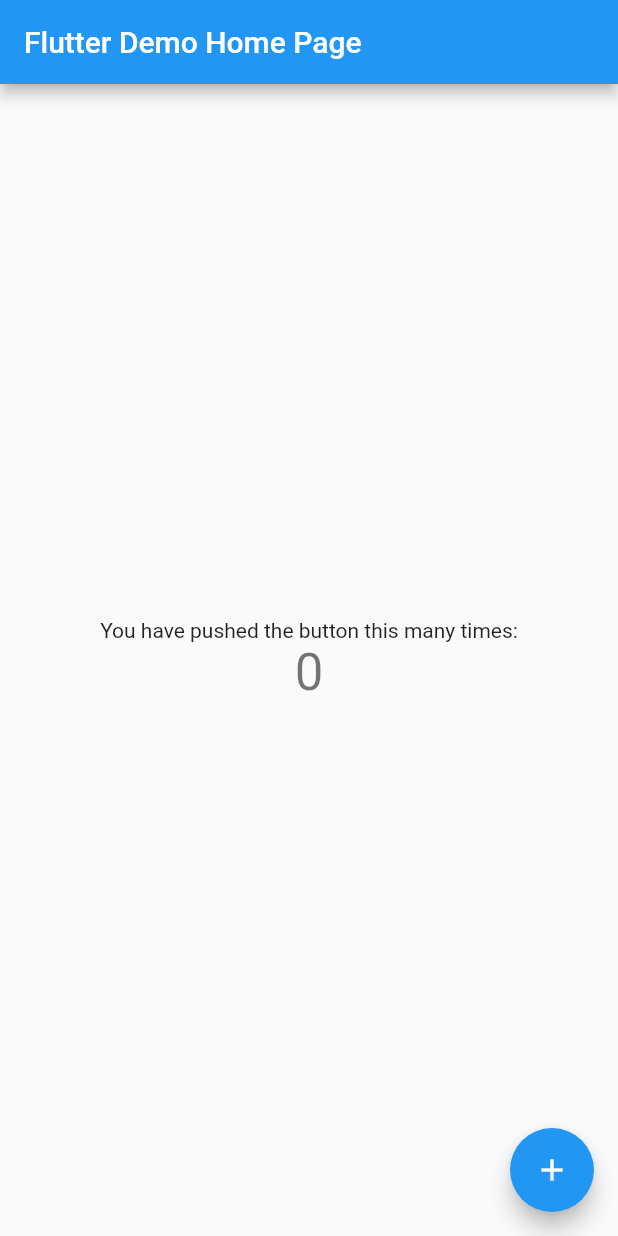
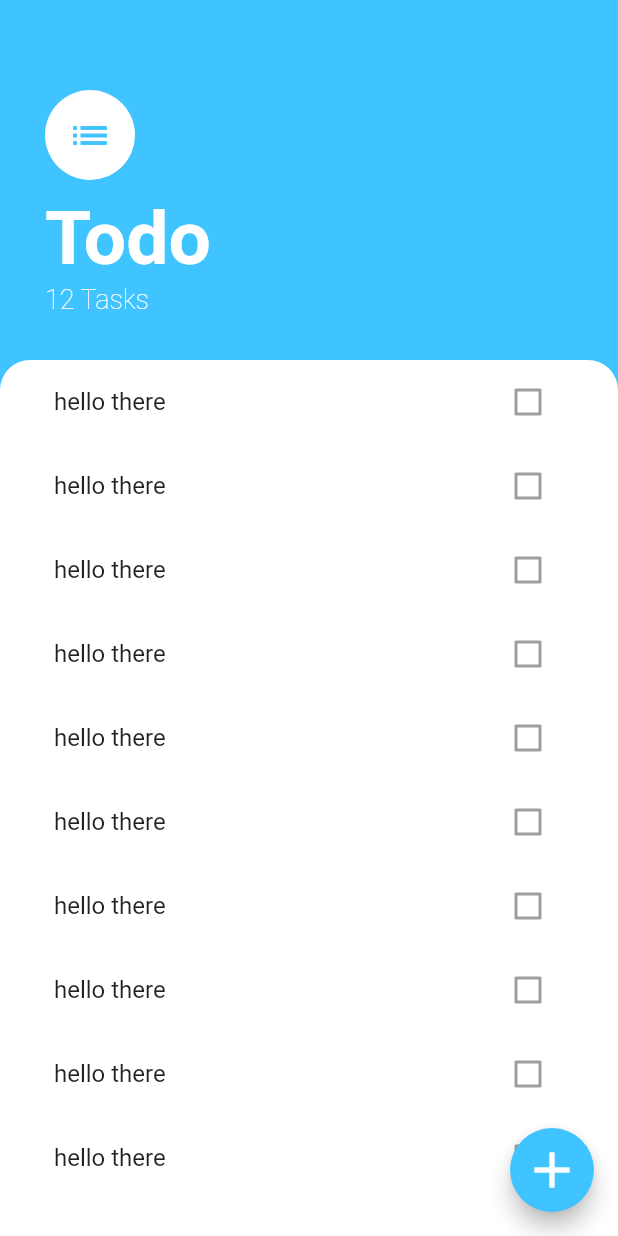
Before and after one commit to sa2608/Flutter-Apps, a Flutter app: the screen it shows after launch, on a phone screen of 412 x 824 dp. Run offline on Flutter 3.47's test engine with Material 2 defaults, Android fonts, the phone set to English and light mode, and no system bars; our stand-ins replace animated_text_kit, audioplayers, cloud_firestore, firebase_auth, flutter_spinkit, font_awesome_flutter and 4 more; missing offline and left inert: dart:ffi; accounts and stored records are empty.

Commit message:
main screen, icons added, floatingbutton added, 2 containers added

```diff
--- a/TO_LIST/lib/main.dart
+++ b/TO_LIST/lib/main.dart
@@ -1,95 +1,15 @@
 import 'package:flutter/material.dart';
+import 'screens/task_screen.dart';
 
 void main() {
   runApp(MyApp());
 }
-
 class MyApp extends StatelessWidget {
-  // This widget is the root of your application.
   @override
   Widget build(BuildContext context) {
     return MaterialApp(
-      title: 'Flutter Demo',
-      theme: ThemeData(
-        primarySwatch: Colors.blue,
-        visualDensity: VisualDensity.adaptivePlatformDensity,
-      ),
-      home: MyHomePage(title: 'Flutter Demo Home Page'),
+      debugShowCheckedModeBanner: false,
+      home: TasksScreen(),
     );
   }
 }
-
-class MyHomePage extends StatefulWidget {
-  MyHomePage({Key key, this.title}) : super(key: key);
-  final String title;
-
-  @override
-  _MyHomePageState createState() => _MyHomePageState();
-}
-
-class _MyHomePageState extends State<MyHomePage> {
-  int _counter = 0;
-
-  void _incrementCounter() {
-    setState(() {
-      // This call to setState tells the Flutter framework that something has
-      // changed in this State, which causes it to rerun the build method below
-      // so that the display can reflect the updated values. If we changed
-      // _counter without calling setState(), then the build method would not be
-      // called again, and so nothing would appear to happen.
-      _counter++;
-    });
-  }
-
-  @override
-  Widget build(BuildContext context) {
-    // This method is rerun every time setState is called, for instance as done
-    // by the _incrementCounter method above.
-    //
-    // The Flutter framework has been optimized to make rerunning build methods
-    // fast, so that you can just rebuild anything that needs updating rather
-    // than having to individually change instances of widgets.
-    return Scaffold(
-      appBar: AppBar(
-        // Here we take the value from the MyHomePage object that was created by
-        // the App.build method, and use it to set our appbar title.
-        title: Text(widget.title),
-      ),
-      body: Center(
-        // Center is a layout widget. It takes a single child and positions it
-        // in the middle of the parent.
-        child: Column(
-          // Column is also a layout widget. It takes a list of children and
-          // arranges them vertically. By default, it sizes itself to fit its
-          // children horizontally, and tries to be as tall as its parent.
-          //
-          // Invoke "debug painting" (press "p" in the console, choose the
-          // "Toggle Debug Paint" action from the Flutter Inspector in Android
-          // Studio, or the "Toggle Debug Paint" command in Visual Studio Code)
-          // to see the wireframe for each widget.
-          //
-          // Column has various properties to control how it sizes itself and
-          // how it positions its children. Here we use mainAxisAlignment to
-          // center the children vertically; the main axis here is the vertical
-          // axis because Columns are vertical (the cross axis would be
-          // horizontal).
-          mainAxisAlignment: MainAxisAlignment.center,
-          children: <Widget>[
-            Text(
-              'You have pushed the button this many times:',
-            ),
-            Text(
-              '$_counter',
-              style: Theme.of(context).textTheme.headline4,
-            ),
-          ],
-        ),
-      ),
-      floatingActionButton: FloatingActionButton(
-        onPressed: _incrementCounter,
-        tooltip: 'Increment',
-        child: Icon(Icons.add),
-      ), // This trailing comma makes auto-formatting nicer for build methods.
-    );
-  }
-}
--- /dev/null
+++ b/TO_LIST/lib/screens/task_screen.dart
@@ -0,0 +1,77 @@
+import 'package:flutter/material.dart';
+import 'package:todo_app/widgets/tasks_list.dart';
+
+
+class TasksScreen extends StatelessWidget {
+  @override
+  Widget build(BuildContext context) {
+    return Scaffold(
+      backgroundColor: Colors.lightBlueAccent,
+      floatingActionButton: FloatingActionButton(
+          backgroundColor: Colors.lightBlueAccent,
+          child: Icon(
+            Icons.add,
+            size: 40.0,
+          ),
+          onPressed: null,
+          ),
+      body: Column(
+        crossAxisAlignment: CrossAxisAlignment.start,
+        children: [
+          Container(
+            padding: EdgeInsets.only(
+                top: 60.0, left: 30.0, right: 30.0, bottom: 30.0),
+            child: Column(
+              crossAxisAlignment: CrossAxisAlignment.start,
+              children: [
+                CircleAvatar(
+                  backgroundColor: Colors.white,
+                  radius: 30.0,
+                  child: Icon(
+                    Icons.list,
+                    size: 30.0,
+                    color: Colors.lightBlueAccent,
+                  ),
+                ),
+                SizedBox(
+                  height: 10.0,
+                ),
+                Text(
+                  "Todo",
+                  style: TextStyle(
+                    color: Colors.white,
+                    fontSize: 50.0,
+                    fontWeight: FontWeight.w700,
+                  ),
+                ),
+                Text(
+                  '12 Tasks',
+                  style: TextStyle(
+                    color: Colors.white,
+                    fontWeight: FontWeight.w100,
+                    fontSize: 18.0,
+                  ),
+                ),
+              ],
+            ),
+          ),
+          Expanded(
+            child: Container(
+              padding: EdgeInsets.symmetric(horizontal: 20.0),
+              decoration: BoxDecoration(
+                color: Colors.white,
+                borderRadius: BorderRadius.only(
+                  topLeft: Radius.circular(20.0),
+                  topRight: Radius.circular(20.0),
+                ),
+              ),
+              child: TasksList(),
+
+
+            ),
+          ),
+        ],
+      ),
+    );
+  }
+}
--- /dev/null
+++ b/TO_LIST/lib/widgets/tasks_list.dart
@@ -0,0 +1,23 @@
+import 'package:flutter/material.dart';
+import 'package:todo_app/widgets/tasks_tile.dart';
+
+
+class TasksList extends StatelessWidget {
+    @override
+  Widget build(BuildContext context) {
+    return ListView(
+     children: [
+       TaskTile(),
+       TaskTile(),
+       TaskTile(),
+       TaskTile(),
+       TaskTile(),
+       TaskTile(),
+       TaskTile(),
+       TaskTile(),
+       TaskTile(),
+       TaskTile(),
+     ],
+    );
+  }
+}
--- /dev/null
+++ b/TO_LIST/lib/widgets/tasks_tile.dart
@@ -0,0 +1,14 @@
+import 'package:flutter/material.dart';
+
+
+
+class TaskTile extends StatelessWidget {
+   @override
+  Widget build(BuildContext context) {
+    return ListTile(
+      title: Text("hello there"),
+      trailing: Checkbox(value: false,
+      onChanged: null,),
+    );
+  }
+}
```
